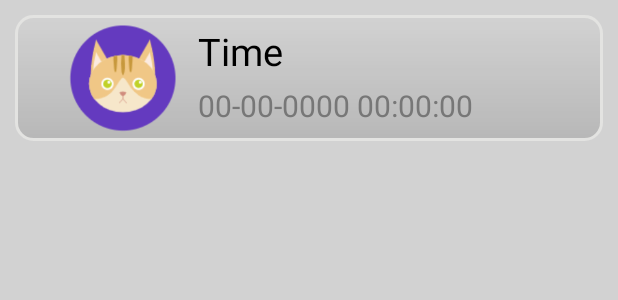
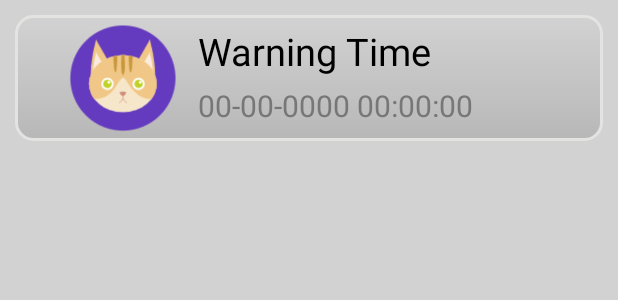
Before and after one commit to kiukiu328/FYP, an Android app: the layout list_item.xml on its own in the app's theme, with its tools: preview values and no code run, on a phone screen of 412 x 824 dp. Shown: the top 300 px of the screen. Run offline under Robolectric (Android 15) with nearby library versions, the phone set to English and light mode, and no system bars.

Commit message:
list_item.xml

```diff
--- a/EVhelper/app/src/main/res/layout/list_item.xml
+++ b/EVhelper/app/src/main/res/layout/list_item.xml
@@ -37,7 +37,7 @@
                 <TextView
                     android:layout_width="0dp"
                     android:layout_height="match_parent"
-                    android:text="Time"
+                    android:text="Warning Time"
                     android:textColor="@color/black"
                     android:textSize="25sp"
                     android:layout_weight="1"/>
```
